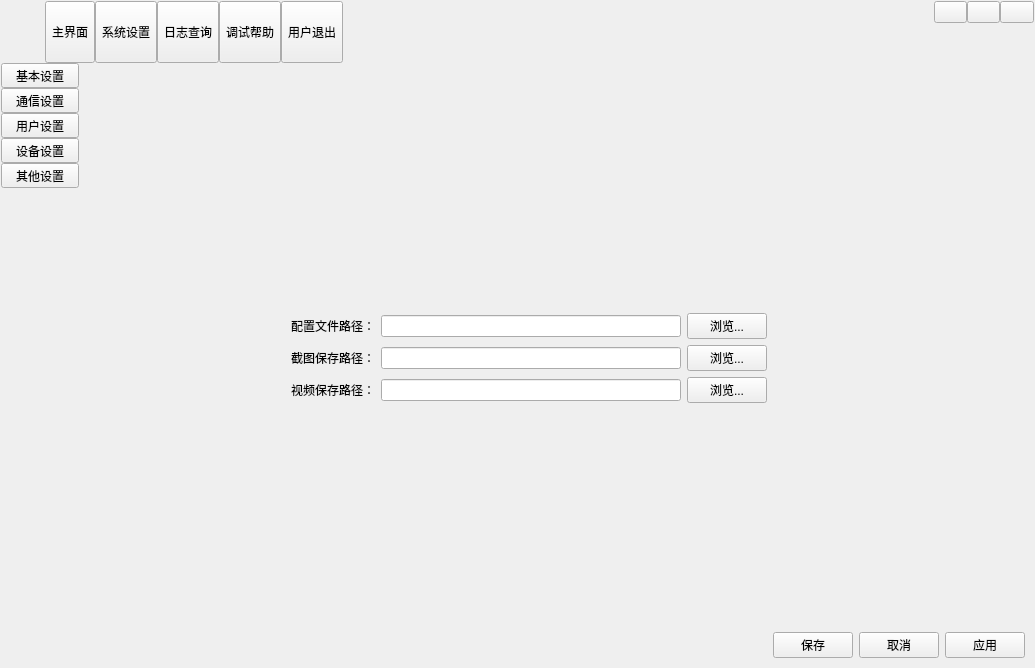
The window that form/frmmain.ui (yunke120/III-Master) describes before a commit, drawn with Qt 5.
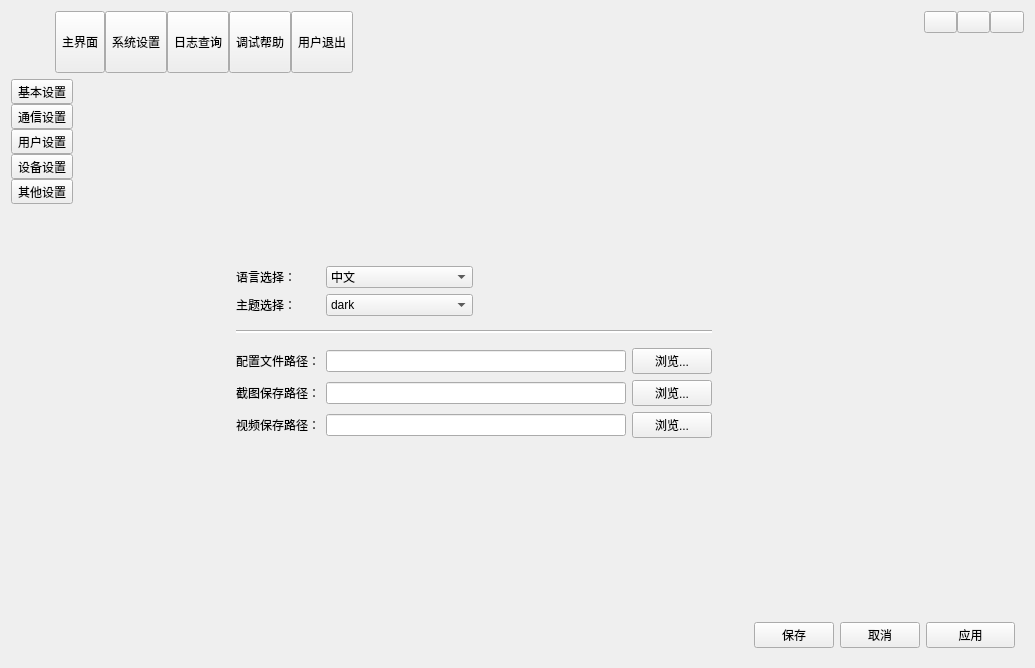
The same window after the commit. Icons and pictures are not drawn. Custom widgets are drawn as their Qt base class.

```diff
--- a/form/frmmain.ui
+++ b/form/frmmain.ui
@@ -16,23 +16,8 @@
   <property name="sizeGripEnabled" stdset="0">
    <bool>false</bool>
   </property>
-  <layout class="QVBoxLayout" name="verticalLayout">
-   <property name="spacing">
-    <number>0</number>
-   </property>
-   <property name="leftMargin">
-    <number>1</number>
-   </property>
-   <property name="topMargin">
-    <number>1</number>
-   </property>
-   <property name="rightMargin">
-    <number>1</number>
-   </property>
-   <property name="bottomMargin">
-    <number>1</number>
-   </property>
-   <item>
+  <layout class="QGridLayout" name="gridLayout_9">
+   <item row="0" column="0">
     <widget class="QWidget" name="widgetTitle" native="true">
      <property name="sizePolicy">
       <sizepolicy hsizetype="Preferred" vsizetype="Fixed">
@@ -331,7 +316,7 @@
      </layout>
     </widget>
    </item>
-   <item>
+   <item row="1" column="0">
     <widget class="QStackedWidget" name="stackedWidget">
      <property name="styleSheet">
       <string notr="true"/>
@@ -648,29 +633,134 @@
        </item>
        <item>
         <widget class="QStackedWidget" name="stackedWidget3">
-         <widget class="QWidget" name="page">
-          <layout class="QGridLayout" name="gridLayout_7">
+         <widget class="QWidget" name="pageConfig1">
+          <layout class="QGridLayout" name="gridLayout_7" columnstretch="5,1,1,1,1,1,1,1,3">
            <item row="0" column="3">
-            <spacer name="verticalSpacer_7">
+            <spacer name="verticalSpacer_6">
              <property name="orientation">
               <enum>Qt::Vertical</enum>
              </property>
              <property name="sizeHint" stdset="0">
               <size>
                <width>20</width>
-               <height>241</height>
+               <height>168</height>
               </size>
              </property>
             </spacer>
            </item>
            <item row="1" column="1">
+            <widget class="QLabel" name="label_12">
+             <property name="text">
+              <string>语言选择：</string>
+             </property>
+            </widget>
+           </item>
+           <item row="1" column="2">
+            <widget class="QComboBox" name="cbLanguage">
+             <item>
+              <property name="text">
+               <string>中文</string>
+              </property>
+             </item>
+             <item>
+              <property name="text">
+               <string>English</string>
+              </property>
+             </item>
+            </widget>
+           </item>
+           <item row="1" column="3" colspan="2">
+            <spacer name="horizontalSpacer_15">
+             <property name="orientation">
+              <enum>Qt::Horizontal</enum>
+             </property>
+             <property name="sizeHint" stdset="0">
+              <size>
+               <width>202</width>
+               <height>20</height>
+              </size>
+             </property>
+            </spacer>
+           </item>
+           <item row="2" column="1">
+            <widget class="QLabel" name="label_13">
+             <property name="text">
+              <string>主题选择：</string>
+             </property>
+            </widget>
+           </item>
+           <item row="2" column="2">
+            <widget class="QComboBox" name="cbTheme">
+             <item>
+              <property name="text">
+               <string>dark</string>
+              </property>
+             </item>
+             <item>
+              <property name="text">
+               <string>light</string>
+              </property>
+             </item>
+            </widget>
+           </item>
+           <item row="2" column="3" colspan="2">
+            <spacer name="horizontalSpacer_16">
+             <property name="orientation">
+              <enum>Qt::Horizontal</enum>
+             </property>
+             <property name="sizeHint" stdset="0">
+              <size>
+               <width>202</width>
+               <height>20</height>
+              </size>
+             </property>
+            </spacer>
+           </item>
+           <item row="3" column="0">
+            <spacer name="horizontalSpacer_8">
+             <property name="orientation">
+              <enum>Qt::Horizontal</enum>
+             </property>
+             <property name="sizeHint" stdset="0">
+              <size>
+               <width>202</width>
+               <height>20</height>
+              </size>
+             </property>
+            </spacer>
+           </item>
+           <item row="3" column="1" colspan="4">
+            <widget class="Line" name="line">
+             <property name="styleSheet">
+              <string notr="true">color: rgb(255, 255, 255);
+background-color: rgb(255, 255, 255);</string>
+             </property>
+             <property name="orientation">
+              <enum>Qt::Horizontal</enum>
+             </property>
+            </widget>
+           </item>
+           <item row="3" column="5" colspan="4">
+            <spacer name="horizontalSpacer_9">
+             <property name="orientation">
+              <enum>Qt::Horizontal</enum>
+             </property>
+             <property name="sizeHint" stdset="0">
+              <size>
+               <width>164</width>
+               <height>20</height>
+              </size>
+             </property>
+            </spacer>
+           </item>
+           <item row="4" column="1">
             <widget class="QLabel" name="label">
              <property name="text">
               <string>配置文件路径：</string>
              </property>
             </widget>
            </item>
-           <item row="1" column="2">
+           <item row="4" column="2" colspan="2">
             <widget class="QLineEdit" name="leSaveConfig">
              <property name="minimumSize">
               <size>
@@ -680,34 +770,21 @@
              </property>
             </widget>
            </item>
-           <item row="1" column="3">
+           <item row="4" column="4">
             <widget class="QPushButton" name="btnSaveConfig">
              <property name="text">
               <string>浏览...</string>
              </property>
             </widget>
            </item>
-           <item row="2" column="0">
-            <spacer name="horizontalSpacer_8">
-             <property name="orientation">
-              <enum>Qt::Horizontal</enum>
-             </property>
-             <property name="sizeHint" stdset="0">
-              <size>
-               <width>194</width>
-               <height>20</height>
-              </size>
-             </property>
-            </spacer>
-           </item>
-           <item row="2" column="1">
+           <item row="5" column="1">
             <widget class="QLabel" name="label_8">
              <property name="text">
               <string>截图保存路径：</string>
              </property>
             </widget>
            </item>
-           <item row="2" column="2">
+           <item row="5" column="2" colspan="2">
             <widget class="QLineEdit" name="leSaveImage">
              <property name="minimumSize">
               <size>
@@ -720,34 +797,21 @@
              </property>
             </widget>
            </item>
-           <item row="2" column="3">
+           <item row="5" column="4">
             <widget class="QPushButton" name="btnSaveImage">
              <property name="text">
               <string>浏览...</string>
              </property>
             </widget>
            </item>
-           <item row="2" column="4" colspan="3">
-            <spacer name="horizontalSpacer_9">
-             <property name="orientation">
-              <enum>Qt::Horizontal</enum>
-             </property>
-             <property name="sizeHint" stdset="0">
-              <size>
-               <width>251</width>
-               <height>20</height>
-              </size>
-             </property>
-            </spacer>
-           </item>
-           <item row="3" column="1">
+           <item row="6" column="1">
             <widget class="QLabel" name="label_9">
              <property name="text">
               <string>视频保存路径：</string>
              </property>
             </widget>
            </item>
-           <item row="3" column="2">
+           <item row="6" column="2" colspan="2">
             <widget class="QLineEdit" name="leSaveVideo">
              <property name="minimumSize">
               <size>
@@ -757,54 +821,54 @@
              </property>
             </widget>
            </item>
-           <item row="3" column="3">
+           <item row="6" column="4">
             <widget class="QPushButton" name="btnSaveVideo">
              <property name="text">
               <string>浏览...</string>
              </property>
             </widget>
            </item>
-           <item row="4" column="3">
-            <spacer name="verticalSpacer_6">
+           <item row="7" column="3">
+            <spacer name="verticalSpacer_7">
              <property name="orientation">
               <enum>Qt::Vertical</enum>
              </property>
              <property name="sizeHint" stdset="0">
               <size>
                <width>20</width>
-               <height>211</height>
+               <height>168</height>
               </size>
              </property>
             </spacer>
            </item>
-           <item row="5" column="0" colspan="4">
+           <item row="8" column="0" colspan="6">
             <spacer name="horizontalSpacer_10">
              <property name="orientation">
               <enum>Qt::Horizontal</enum>
              </property>
              <property name="sizeHint" stdset="0">
               <size>
-               <width>679</width>
+               <width>102</width>
                <height>20</height>
               </size>
              </property>
             </spacer>
            </item>
-           <item row="5" column="4">
+           <item row="8" column="6">
             <widget class="QPushButton" name="btnC1Confirm">
              <property name="text">
               <string>保存</string>
              </property>
             </widget>
            </item>
-           <item row="5" column="5">
+           <item row="8" column="7">
             <widget class="QPushButton" name="btnC1Cancel">
              <property name="text">
               <string>取消</string>
              </property>
             </widget>
            </item>
-           <item row="5" column="6">
+           <item row="8" column="8">
             <widget class="QPushButton" name="btnC1Apply">
              <property name="text">
               <string>应用</string>
```
Left out of the diff: 226 changed lines with no effect on the pictures. Lines whose indentation alone changed are shown as unchanged.
